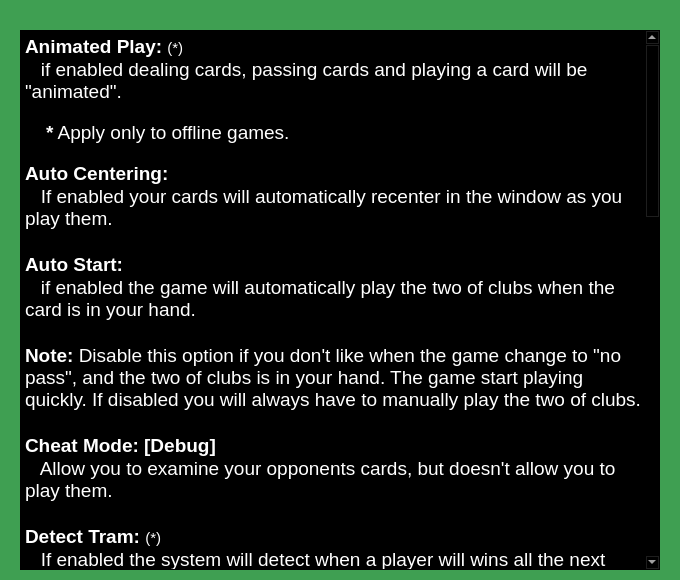
Rescator7/Hearts, file settings.ui: the form before one commit.
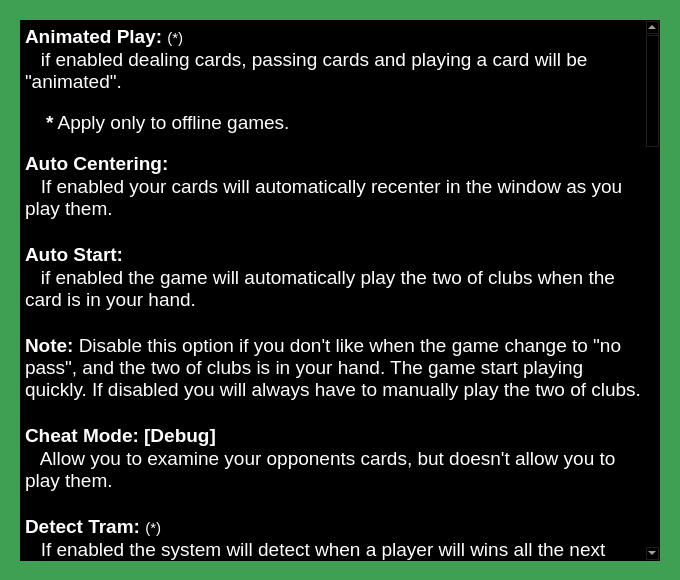
The form after the commit.

```diff
--- a/settings.ui
+++ b/settings.ui
@@ -450,9 +450,9 @@
    <property name="geometry">
     <rect>
      <x>20</x>
-     <y>30</y>
+     <y>20</y>
      <width>640</width>
-     <height>540</height>
+     <height>541</height>
     </rect>
    </property>
    <property name="palette">
@@ -920,8 +920,41 @@
 &lt;p style=&quot; margin-top:0px; margin-bottom:0px; margin-left:0px; margin-right:0px; -qt-block-indent:0; text-indent:0px;&quot;&gt;&lt;span style=&quot; font-size:14pt; font-weight:600;&quot;&gt;   &lt;/span&gt;&lt;span style=&quot; font-size:14pt;&quot;&gt;Turn on/off the sound system.   &lt;/span&gt;&lt;/p&gt;
 &lt;p style=&quot;-qt-paragraph-type:empty; margin-top:0px; margin-bottom:0px; margin-left:0px; margin-right:0px; -qt-block-indent:0; text-indent:0px; font-size:14pt; font-weight:600;&quot;&gt;&lt;br /&gt;&lt;/p&gt;
 &lt;p style=&quot; margin-top:0px; margin-bottom:0px; margin-left:0px; margin-right:0px; -qt-block-indent:0; text-indent:0px;&quot;&gt;&lt;span style=&quot; font-size:14pt; font-weight:600;&quot;&gt;Game Speed: &lt;/span&gt;&lt;span style=&quot; font-size:14pt;&quot;&gt;(*)&lt;/span&gt;&lt;/p&gt;
-&lt;p style=&quot; margin-top:0px; margin-bottom:0px; margin-left:0px; margin-right:0px; -qt-block-indent:0; text-indent:0px;&quot;&gt;&lt;span style=&quot; font-size:14pt; font-weight:600;&quot;&gt;   &lt;/span&gt;&lt;span style=&quot; font-size:14pt;&quot;&gt;Choose the speed of the game:&lt;/span&gt;&lt;span style=&quot; font-size:14pt; font-weight:600;&quot;&gt;  Slow, Normal, Fast.&lt;/span&gt;&lt;/p&gt;
+&lt;p style=&quot; margin-top:0px; margin-bottom:0px; margin-left:0px; margin-right:0px; -qt-block-indent:0; text-indent:0px;&quot;&gt;&lt;span style=&quot; font-size:14pt; font-weight:600;&quot;&gt;   &lt;/span&gt;&lt;span style=&quot; font-size:14pt;&quot;&gt;Choose the speed of the game:&lt;/span&gt;&lt;span style=&quot; font-size:14pt; font-weight:600;&quot;&gt;  Slow, Normal, Fast or Customised (Expert mode).&lt;/span&gt;&lt;/p&gt;
 &lt;p style=&quot;-qt-paragraph-type:empty; margin-top:0px; margin-bottom:0px; margin-left:0px; margin-right:0px; -qt-block-indent:0; text-indent:0px; font-size:14pt; font-weight:600;&quot;&gt;&lt;br /&gt;&lt;/p&gt;
+&lt;p style=&quot; margin-top:0px; margin-bottom:0px; margin-left:0px; margin-right:0px; -qt-block-indent:0; text-indent:0px;&quot;&gt;&lt;span style=&quot; font-size:14pt; font-weight:600;&quot;&gt;   Customised (Expert mode):&lt;/span&gt;&lt;/p&gt;
+&lt;p style=&quot; margin-top:0px; margin-bottom:0px; margin-left:0px; margin-right:0px; -qt-block-indent:0; text-indent:0px;&quot;&gt;&lt;span style=&quot; font-size:14pt; font-weight:600;&quot;&gt;   &lt;/span&gt;&lt;span style=&quot; font-size:14pt;&quot;&gt;You can tune-up all the game's delays.&lt;/span&gt;&lt;/p&gt;
+&lt;p style=&quot; margin-top:0px; margin-bottom:0px; margin-left:0px; margin-right:0px; -qt-block-indent:0; text-indent:0px;&quot;&gt;&lt;span style=&quot; font-size:14pt;&quot;&gt;   Select a slider handle using the mouse and scroll right or left to adjust the value.&lt;/span&gt;&lt;/p&gt;
+&lt;p style=&quot; margin-top:0px; margin-bottom:0px; margin-left:0px; margin-right:0px; -qt-block-indent:0; text-indent:0px;&quot;&gt;&lt;span style=&quot; font-size:14pt;&quot;&gt;   All values are in millisecond (ms). (1000 ms = 1 second).&lt;/span&gt;&lt;/p&gt;
+&lt;p style=&quot; margin-top:0px; margin-bottom:0px; margin-left:0px; margin-right:0px; -qt-block-indent:0; text-indent:0px;&quot;&gt;&lt;span style=&quot; font-size:14pt;&quot;&gt;   For a gentle adjustement use the arrows &amp;lt;right&amp;gt; or &amp;lt;left&amp;gt; from the keyboard for a step by 1 adjustement.&lt;/span&gt;&lt;/p&gt;
+&lt;p style=&quot;-qt-paragraph-type:empty; margin-top:0px; margin-bottom:0px; margin-left:0px; margin-right:0px; -qt-block-indent:0; text-indent:0px; font-size:14pt;&quot;&gt;&lt;br /&gt;&lt;/p&gt;
+&lt;p style=&quot; margin-top:0px; margin-bottom:0px; margin-left:0px; margin-right:0px; -qt-block-indent:0; text-indent:0px;&quot;&gt;&lt;span style=&quot; font-size:14pt;&quot;&gt;   &lt;/span&gt;&lt;span style=&quot; font-size:14pt; text-decoration: underline;&quot;&gt;Play a card:&lt;/span&gt;&lt;/p&gt;
+&lt;p style=&quot; margin-top:0px; margin-bottom:0px; margin-left:0px; margin-right:0px; -qt-block-indent:0; text-indent:0px;&quot;&gt;&lt;span style=&quot; font-size:14pt;&quot;&gt;   This delay is applied before a card is played. (except the two of clubs).&lt;/span&gt;&lt;/p&gt;
+&lt;p style=&quot;-qt-paragraph-type:empty; margin-top:0px; margin-bottom:0px; margin-left:0px; margin-right:0px; -qt-block-indent:0; text-indent:0px; font-size:14pt;&quot;&gt;&lt;br /&gt;&lt;/p&gt;
+&lt;p style=&quot; margin-top:0px; margin-bottom:0px; margin-left:0px; margin-right:0px; -qt-block-indent:0; text-indent:0px;&quot;&gt;&lt;span style=&quot; font-size:14pt;&quot;&gt;   &lt;/span&gt;&lt;span style=&quot; font-size:14pt; text-decoration: underline;&quot;&gt;Play the two of clubs:&lt;/span&gt;&lt;/p&gt;
+&lt;p style=&quot; margin-top:0px; margin-bottom:0px; margin-left:0px; margin-right:0px; -qt-block-indent:0; text-indent:0px;&quot;&gt;&lt;span style=&quot; font-size:14pt;&quot;&gt;   Same as &amp;quot;Play a card&amp;quot; specifically for that specific card.&lt;/span&gt;&lt;/p&gt;
+&lt;p style=&quot;-qt-paragraph-type:empty; margin-top:0px; margin-bottom:0px; margin-left:0px; margin-right:0px; -qt-block-indent:0; text-indent:0px; font-size:14pt;&quot;&gt;&lt;br /&gt;&lt;/p&gt;
+&lt;p style=&quot; margin-top:0px; margin-bottom:0px; margin-left:0px; margin-right:0px; -qt-block-indent:0; text-indent:0px;&quot;&gt;&lt;span style=&quot; font-size:14pt;&quot;&gt;   &lt;/span&gt;&lt;span style=&quot; font-size:14pt; text-decoration: underline;&quot;&gt;Shuffle the deck:&lt;/span&gt;&lt;/p&gt;
+&lt;p style=&quot; margin-top:0px; margin-bottom:0px; margin-left:0px; margin-right:0px; -qt-block-indent:0; text-indent:0px;&quot;&gt;&lt;span style=&quot; font-size:14pt;&quot;&gt;   This delay is applied after the shuffling sound, and before dealing the cards.&lt;/span&gt;&lt;/p&gt;
+&lt;p style=&quot;-qt-paragraph-type:empty; margin-top:0px; margin-bottom:0px; margin-left:0px; margin-right:0px; -qt-block-indent:0; text-indent:0px; font-size:14pt;&quot;&gt;&lt;br /&gt;&lt;/p&gt;
+&lt;p style=&quot; margin-top:0px; margin-bottom:0px; margin-left:0px; margin-right:0px; -qt-block-indent:0; text-indent:0px;&quot;&gt;&lt;span style=&quot; font-size:14pt;&quot;&gt;   &lt;/span&gt;&lt;span style=&quot; font-size:14pt; text-decoration: underline;&quot;&gt;Clear table:&lt;/span&gt;&lt;/p&gt;
+&lt;p style=&quot; margin-top:0px; margin-bottom:0px; margin-left:0px; margin-right:0px; -qt-block-indent:0; text-indent:0px;&quot;&gt;&lt;span style=&quot; font-size:14pt;&quot;&gt;   This delay is applied before each time the table has to be cleared.&lt;/span&gt;&lt;/p&gt;
+&lt;p style=&quot; margin-top:0px; margin-bottom:0px; margin-left:0px; margin-right:0px; -qt-block-indent:0; text-indent:0px;&quot;&gt;&lt;span style=&quot; font-size:14pt;&quot;&gt;   (for eg: at the end of a trick).&lt;/span&gt;&lt;/p&gt;
+&lt;p style=&quot;-qt-paragraph-type:empty; margin-top:0px; margin-bottom:0px; margin-left:0px; margin-right:0px; -qt-block-indent:0; text-indent:0px; font-size:14pt;&quot;&gt;&lt;br /&gt;&lt;/p&gt;
+&lt;p style=&quot; margin-top:0px; margin-bottom:0px; margin-left:0px; margin-right:0px; -qt-block-indent:0; text-indent:0px;&quot;&gt;&lt;span style=&quot; font-size:14pt;&quot;&gt;   &lt;/span&gt;&lt;span style=&quot; font-size:14pt; text-decoration: underline;&quot;&gt;Your turn:&lt;/span&gt;&lt;/p&gt;
+&lt;p style=&quot; margin-top:0px; margin-bottom:0px; margin-left:0px; margin-right:0px; -qt-block-indent:0; text-indent:0px;&quot;&gt;&lt;span style=&quot; font-size:14pt;&quot;&gt;   This delay must be over to allow you to play a card.&lt;/span&gt;&lt;/p&gt;
+&lt;p style=&quot;-qt-paragraph-type:empty; margin-top:0px; margin-bottom:0px; margin-left:0px; margin-right:0px; -qt-block-indent:0; text-indent:0px; font-size:14pt;&quot;&gt;&lt;br /&gt;&lt;/p&gt;
+&lt;p style=&quot; margin-top:0px; margin-bottom:0px; margin-left:0px; margin-right:0px; -qt-block-indent:0; text-indent:0px;&quot;&gt;&lt;span style=&quot; font-size:14pt;&quot;&gt;   &lt;/span&gt;&lt;span style=&quot; font-size:14pt; text-decoration: underline;&quot;&gt;Pass cards:&lt;/span&gt;&lt;/p&gt;
+&lt;p style=&quot; margin-top:0px; margin-bottom:0px; margin-left:0px; margin-right:0px; -qt-block-indent:0; text-indent:0px;&quot;&gt;    &lt;span style=&quot; font-size:14pt;&quot;&gt;This delay is applied after you receive your 3 cards just before those cards are placed in your hand in order.&lt;/span&gt;&lt;/p&gt;
+&lt;p style=&quot;-qt-paragraph-type:empty; margin-top:0px; margin-bottom:0px; margin-left:0px; margin-right:0px; -qt-block-indent:0; text-indent:0px; font-size:14pt;&quot;&gt;&lt;br /&gt;&lt;/p&gt;
+&lt;p style=&quot; margin-top:0px; margin-bottom:0px; margin-left:0px; margin-right:0px; -qt-block-indent:0; text-indent:0px;&quot;&gt;&lt;span style=&quot; font-size:14pt;&quot;&gt;   &lt;/span&gt;&lt;span style=&quot; font-size:14pt; text-decoration: underline;&quot;&gt;Animate deal cards:&lt;/span&gt;&lt;/p&gt;
+&lt;p style=&quot; margin-top:0px; margin-bottom:0px; margin-left:0px; margin-right:0px; -qt-block-indent:0; text-indent:0px;&quot;&gt;&lt;span style=&quot; font-size:14pt;&quot;&gt;   This delay is applied each time a card is dealt.&lt;/span&gt;&lt;/p&gt;
+&lt;p style=&quot; margin-top:0px; margin-bottom:0px; margin-left:0px; margin-right:0px; -qt-block-indent:0; text-indent:0px;&quot;&gt;&lt;span style=&quot; font-size:14pt;&quot;&gt;   &lt;/span&gt;&lt;/p&gt;
+&lt;p style=&quot; margin-top:0px; margin-bottom:0px; margin-left:0px; margin-right:0px; -qt-block-indent:0; text-indent:0px;&quot;&gt;&lt;span style=&quot; font-size:14pt;&quot;&gt;   NOTE: This delay may affect the startup boot time of the application !&lt;/span&gt;&lt;/p&gt;
+&lt;p style=&quot;-qt-paragraph-type:empty; margin-top:0px; margin-bottom:0px; margin-left:0px; margin-right:0px; -qt-block-indent:0; text-indent:0px; font-size:14pt;&quot;&gt;&lt;br /&gt;&lt;/p&gt;
+&lt;p style=&quot; margin-top:0px; margin-bottom:0px; margin-left:0px; margin-right:0px; -qt-block-indent:0; text-indent:0px;&quot;&gt;&lt;span style=&quot; font-size:14pt;&quot;&gt;   &lt;/span&gt;&lt;span style=&quot; font-size:14pt; text-decoration: underline;&quot;&gt;Animate play card:&lt;/span&gt;&lt;/p&gt;
+&lt;p style=&quot; margin-top:0px; margin-bottom:0px; margin-left:0px; margin-right:0px; -qt-block-indent:0; text-indent:0px;&quot;&gt;&lt;span style=&quot; font-size:14pt;&quot;&gt;   This delay is applied each time a computer choose a card to play. Showing the card, before being dropped in the center of the table.&lt;/span&gt;&lt;/p&gt;
+&lt;p style=&quot;-qt-paragraph-type:empty; margin-top:0px; margin-bottom:0px; margin-left:0px; margin-right:0px; -qt-block-indent:0; text-indent:0px; font-size:14pt;&quot;&gt;&lt;br /&gt;&lt;/p&gt;
 &lt;p style=&quot; margin-top:0px; margin-bottom:0px; margin-left:0px; margin-right:0px; -qt-block-indent:0; text-indent:0px;&quot;&gt;&lt;span style=&quot; font-size:14pt; font-weight:600;&quot;&gt; &lt;/span&gt;&lt;span style=&quot; font-size:14pt;&quot;&gt; &lt;/span&gt;&lt;span style=&quot; font-size:14pt; font-weight:600;&quot;&gt;*&lt;/span&gt;&lt;span style=&quot; font-size:14pt;&quot;&gt; Apply only to offline games.&lt;/span&gt;&lt;/p&gt;
 &lt;p style=&quot;-qt-paragraph-type:empty; margin-top:0px; margin-bottom:0px; margin-left:0px; margin-right:0px; -qt-block-indent:0; text-indent:0px; font-size:14pt; font-weight:600;&quot;&gt;&lt;br /&gt;&lt;/p&gt;
 &lt;p style=&quot; margin-top:0px; margin-bottom:0px; margin-left:0px; margin-right:0px; -qt-block-indent:0; text-indent:0px;&quot;&gt;&lt;span style=&quot; font-size:14pt; font-weight:600;&quot;&gt;Card deck:&lt;/span&gt;&lt;/p&gt;
```
